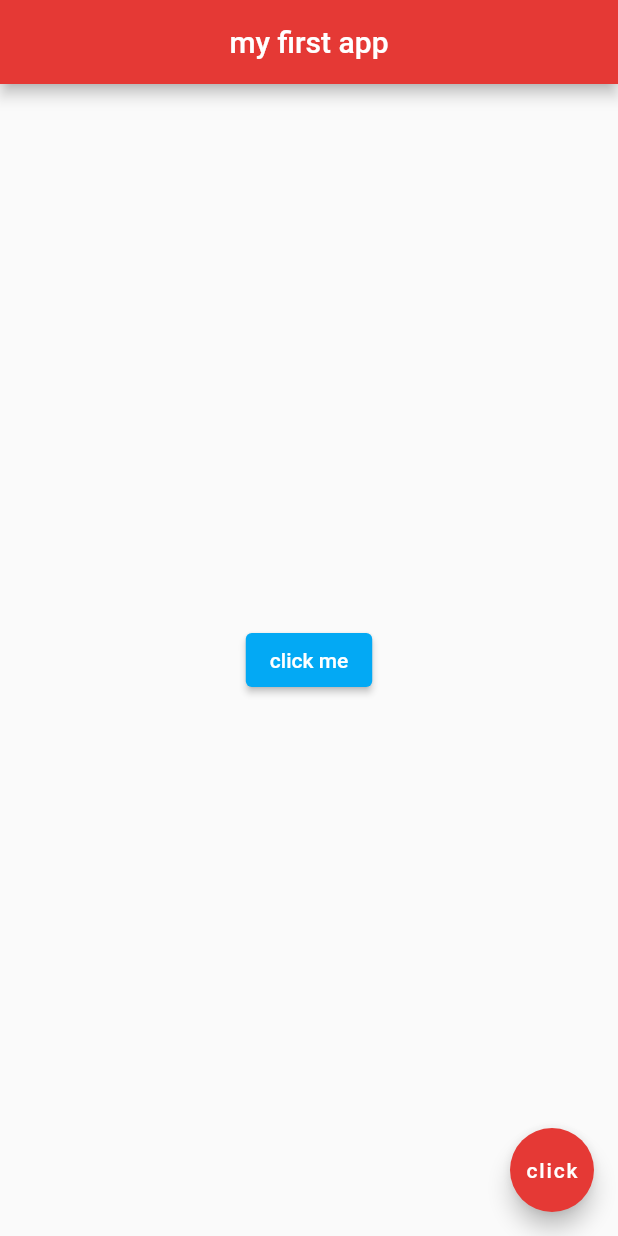
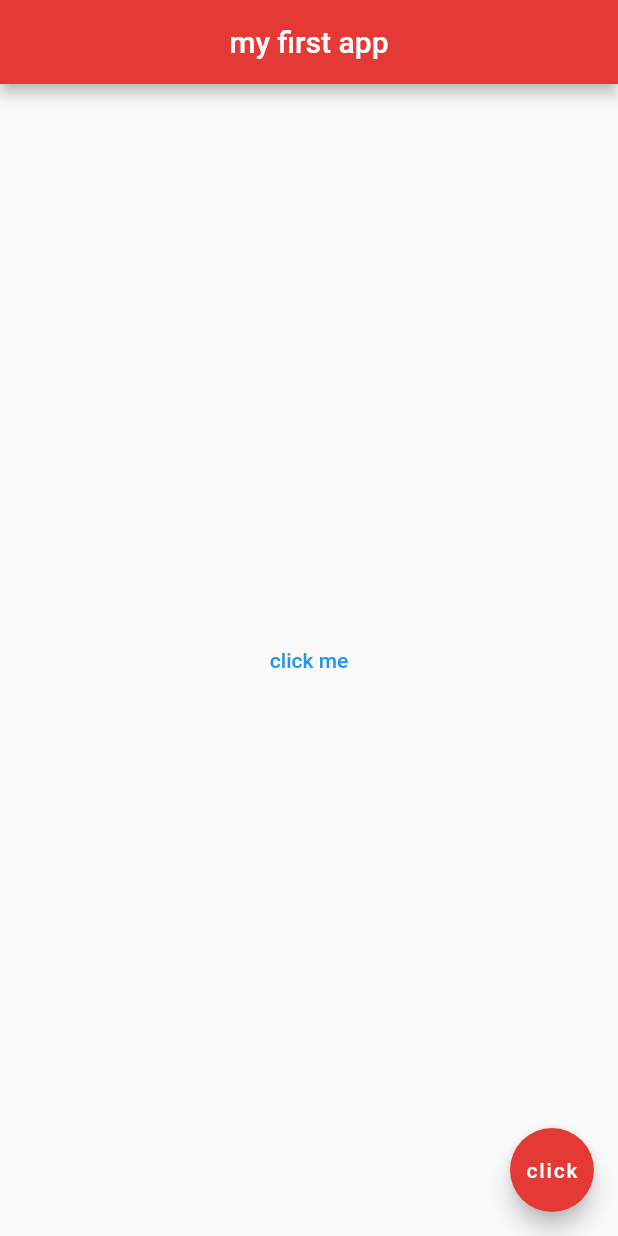
Before and after one commit to AFRT927/first_flutter_app, a Flutter app: the screen it shows after launch, on a phone screen of 412 x 824 dp. Run offline on Flutter 3.47's test engine with Material 2 defaults, Android fonts, the light colour scheme and no system bars.

Commit message:
add a flatten button

```diff
--- a/lib/main.dart
+++ b/lib/main.dart
@@ -27,12 +27,9 @@ class Home extends StatelessWidget {
       backgroundColor: Colors.red[600],
     ),
   body: Center(
-    child: ElevatedButton(
+    child: TextButton(
       onPressed: (){},
-      child: Text('click me'),
-      style: ElevatedButton.styleFrom(
-        primary: Colors.lightBlue,
-      )
+      child: Text('click me')
       )
   ),
   floatingActionButton: FloatingActionButton(
```
